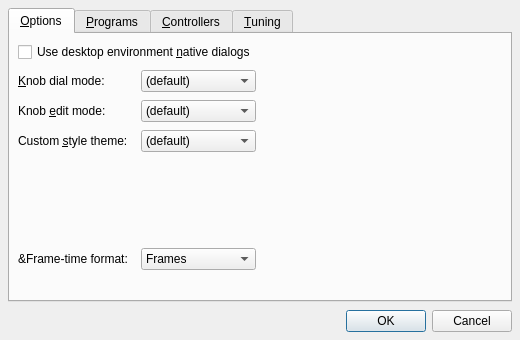
Qt form src/samplv1widget_config.ui (rncbc/samplv1) before a commit.
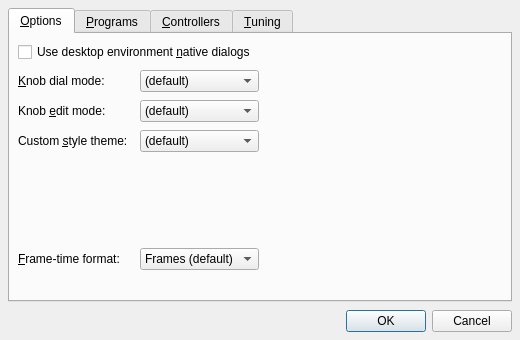
The same form after that commit. Icons and pictures are not drawn. Custom widgets are drawn as their Qt base class.

Commit message: - Corrected frame-time format configure combo-box.

Patch:
```diff
--- a/src/samplv1widget_config.ui
+++ b/src/samplv1widget_config.ui
@@ -182,7 +182,7 @@
           <string>&amp;Frame-time format:</string>
          </property>
          <property name="buddy">
-          <cstring>SpinBoxFormatComboBox</cstring>
+          <cstring>FrameTimeFormatComboBox</cstring>
          </property>
         </widget>
        </item>
@@ -196,7 +196,7 @@
          </property>
          <item>
           <property name="text">
-           <string>Frames</string>
+           <string>Frames (default)</string>
           </property>
          </item>
          <item>
```
